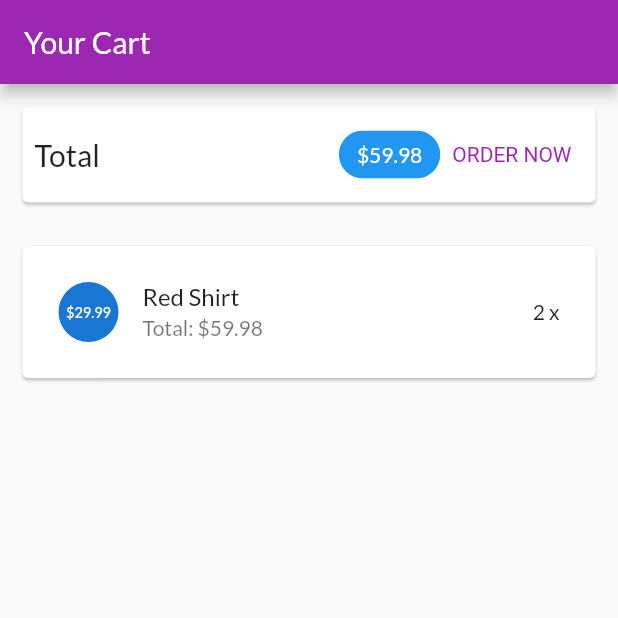
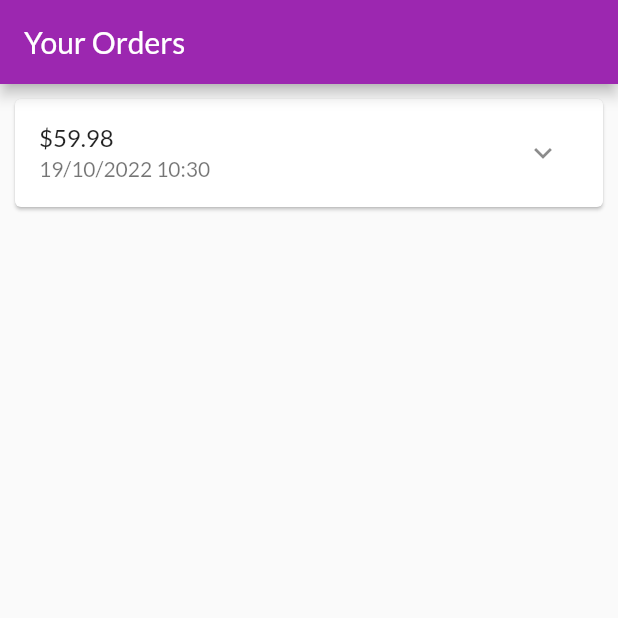
Before and after one commit to TRANANHTHAO/APP, a Flutter app: the screen it shows after launch, on a phone screen of 412 x 824 dp, the top half of it. Run offline on Flutter 3.47's test engine with Material 2 defaults, Android fonts, the phone set to English and light mode, and no system bars.

Commit message:
Xay dung trang cac dat hang

```diff
--- a/lib/main.dart
+++ b/lib/main.dart
@@ -5,6 +5,8 @@ import 'ui/products/product_detail_screen.dart';
 import 'ui/products/user_products_screen.dart';
 
 import 'ui/cart/cart_screen.dart';
+
+import 'ui/orders/orders_screen.dart';
 //import 'ui/products/products_overview_screen.dart';
 
 void main() {
@@ -28,7 +30,7 @@ class MyApp extends StatelessWidget {
         ),
       ),
       home: const SafeArea(
-        child: CartScreen(),
+        child: OrdersScreen(),
       ),
     );
   }
--- /dev/null
+++ b/lib/models/order_item.dart
@@ -0,0 +1,33 @@
+import 'cart_item.dart';
+
+class OrderItem {
+  final String? id;
+  final double amount;
+  final List<CartItem> products;
+  final DateTime dateTime;
+
+  int get productCount {
+    return products.length;
+  }
+
+  OrderItem({
+    this.id,
+    required this.amount,
+    required this.products,
+    DateTime? dateTime,
+  }) : dateTime = dateTime ?? DateTime.now();
+
+  OrderItem copyWith({
+    String? id,
+    double? amount,
+    List<CartItem>? products,
+    DateTime? dateTime,
+  }) {
+    return OrderItem(
+      id: id ?? this.id,
+      amount: amount ?? this.amount,
+      products: products ?? this.products,
+      dateTime: dateTime ?? this.dateTime,
+    );
+  }
+}
--- /dev/null
+++ b/lib/ui/orders/order_item_card.dart
@@ -0,0 +1,81 @@
+import 'dart:math';
+
+import 'package:flutter/material.dart';
+import 'package:intl/intl.dart';
+
+import '../../models/order_item.dart';
+
+class OrderItemCard extends StatefulWidget {
+  final OrderItem order;
+
+  const OrderItemCard(this.order, {super.key});
+
+  @override
+  State<OrderItemCard> createState() => _OrderItemCartState();
+}
+
+class _OrderItemCartState extends State<OrderItemCard> {
+  var _expanded = false;
+
+  @override
+  Widget build(BuildContext context) {
+    return Card(
+      margin: const EdgeInsets.all(10),
+      child: Column(
+        children: <Widget>[
+          buildOrderSummary(),
+          if (_expanded) buildOrderDetails()
+        ],
+      ),
+    );
+  }
+
+  Widget buildOrderDetails() {
+    return Container(
+      padding: const EdgeInsets.symmetric(horizontal: 15, vertical: 4),
+      height: min(widget.order.productCount*20.0+10, 100),
+      child: ListView(
+        children: widget.order.products
+        .map(
+          (prod) => Row(
+            mainAxisAlignment: MainAxisAlignment.spaceBetween,
+            children: <Widget>[
+              Text(
+                prod.title,
+                style: const TextStyle(
+                  fontSize: 18,
+                  fontWeight: FontWeight.bold,
+                ),
+              ),
+              Text(
+                '${prod.quantity}x \$${prod.price}',
+                style: const TextStyle(
+                  fontSize: 18,
+                  color: Colors.grey,
+                ),
+              )
+            ],
+          ),
+        )
+        .toList(),
+      ),
+    );
+  }
+
+  Widget buildOrderSummary() {
+    return ListTile(
+      title: Text('\$${widget.order.amount}'),
+      subtitle: Text(
+        DateFormat('dd/MM/yyyy hh:mm').format(widget.order.dateTime),
+      ),
+      trailing: IconButton(
+        onPressed: () {
+          setState(() {
+            _expanded = !_expanded;
+          });
+        },
+        icon: Icon(_expanded ? Icons.expand_less : Icons.expand_more),
+      ),
+    );
+  }
+}
--- /dev/null
+++ b/lib/ui/orders/orders_manager.dart
@@ -0,0 +1,30 @@
+import 'package:flutter/cupertino.dart';
+
+import '../../models/cart_item.dart';
+import '../../models/order_item.dart';
+
+class OrdersManager with ChangeNotifier {
+  final List<OrderItem> _orders = [
+    OrderItem(
+      id: 'o1',
+      amount: 59.98,
+      products: [
+        CartItem(
+          id: 'c1',
+          title: 'Red Shirt',
+          quantity: 2,
+          price: 29.99,
+        )
+      ],
+      dateTime: DateTime.now(),
+    )
+  ];
+
+  int get orderCount {
+    return _orders.length;
+  }
+
+  List<OrderItem> get orders {
+    return [..._orders];
+  }
+}
--- /dev/null
+++ b/lib/ui/orders/orders_screen.dart
@@ -0,0 +1,24 @@
+import 'package:flutter/material.dart';
+
+import 'orders_manager.dart';
+import 'order_item_card.dart';
+
+class OrdersScreen extends StatelessWidget {
+  static const routeName = '/orders';
+  const OrdersScreen({super.key});
+
+  @override
+  Widget build(BuildContext context) {
+    print('building orders');
+    final ordersManager = OrdersManager();
+    return Scaffold(
+      appBar: AppBar(
+        title: const Text('Your Orders'),
+      ),
+      body: ListView.builder(
+        itemCount: ordersManager.orderCount,
+        itemBuilder: (ctx, i) => OrderItemCard(ordersManager.orders[i]),
+      ),
+    );
+  }
+}
--- a/pubspec.yaml
+++ b/pubspec.yaml
@@ -40,7 +40,7 @@ dependencies:
 dev_dependencies:
   flutter_test:
     sdk: flutter
-
+  intl: ^0.17.0
   # The "flutter_lints" package below contains a set of recommended lints to
   # encourage good coding practices. The lint set provided by the package is
   # activated in the `analysis_options.yaml` file located at the root of your
```
Also changed, not shown: pubspec.lock.
